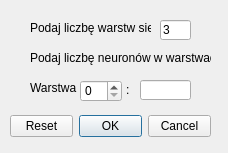
The window that create_network.ui (scyphio122/Image-Recognition-Neural-Network) describes before a commit, drawn with Qt 5.
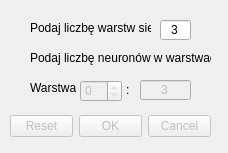
The same window after the commit.

Patch:
```diff
--- a/create_network.ui
+++ b/create_network.ui
@@ -17,6 +17,9 @@
    <bool>false</bool>
   </property>
   <widget class="QDialogButtonBox" name="bB_Create">
+   <property name="enabled">
+    <bool>false</bool>
+   </property>
    <property name="geometry">
     <rect>
      <x>10</x>
@@ -60,6 +63,9 @@
    <property name="text">
     <string>3</string>
    </property>
+   <property name="alignment">
+    <set>Qt::AlignCenter</set>
+   </property>
   </widget>
   <widget class="QLabel" name="label_2">
    <property name="geometry">
@@ -74,7 +80,10 @@
     <string>Podaj liczbę neuronów w warstwach:</string>
    </property>
   </widget>
-  <widget class="QLineEdit" name="lineEdit_2">
+  <widget class="QLineEdit" name="lE_LiczbaNeuronow">
+   <property name="enabled">
+    <bool>false</bool>
+   </property>
    <property name="geometry">
     <rect>
      <x>140</x>
@@ -83,6 +92,12 @@
      <height>20</height>
     </rect>
    </property>
+   <property name="text">
+    <string>3</string>
+   </property>
+   <property name="alignment">
+    <set>Qt::AlignCenter</set>
+   </property>
   </widget>
   <widget class="QLabel" name="label_3">
    <property name="geometry">
@@ -98,6 +113,9 @@
    </property>
   </widget>
   <widget class="QSpinBox" name="sB_NrWarstwy">
+   <property name="enabled">
+    <bool>false</bool>
+   </property>
    <property name="geometry">
     <rect>
      <x>80</x>
@@ -106,6 +124,9 @@
      <height>22</height>
     </rect>
    </property>
+   <property name="maximum">
+    <number>0</number>
+   </property>
   </widget>
   <widget class="QLabel" name="label_4">
    <property name="geometry">
```
